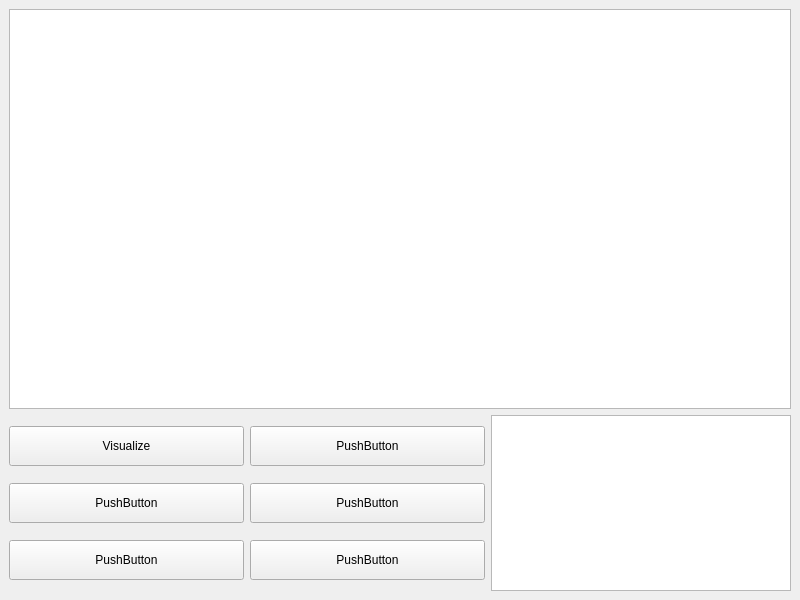
First picture: the form in GUI/GUI/graphwindow.ui, repository ElecSpartan/DS_Project, before the edit.
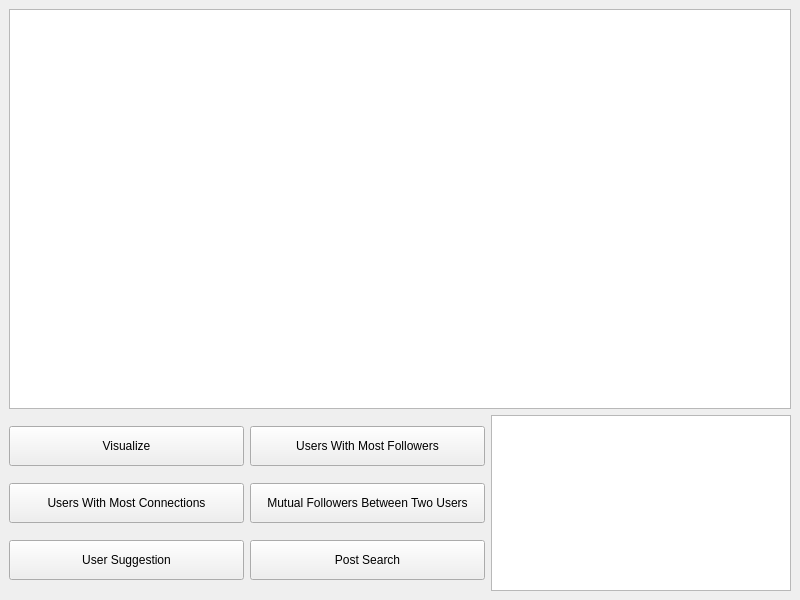
Second picture: the form after the edit.

```diff
--- a/GUI/GUI/graphwindow.ui
+++ b/GUI/GUI/graphwindow.ui
@@ -10,6 +10,12 @@
     <height>600</height>
    </rect>
   </property>
+  <property name="minimumSize">
+   <size>
+    <width>800</width>
+    <height>600</height>
+   </size>
+  </property>
   <property name="windowTitle">
    <string>Graph Representation</string>
   </property>
@@ -38,7 +44,7 @@
            </size>
           </property>
           <property name="text">
-           <string>PushButton</string>
+           <string>Users With Most Followers</string>
           </property>
          </widget>
         </item>
@@ -51,7 +57,7 @@
            </size>
           </property>
           <property name="text">
-           <string>PushButton</string>
+           <string>Mutual Followers Between Two Users</string>
           </property>
          </widget>
         </item>
@@ -64,7 +70,7 @@
            </size>
           </property>
           <property name="text">
-           <string>PushButton</string>
+           <string>Users With Most Connections</string>
           </property>
          </widget>
         </item>
@@ -77,7 +83,7 @@
            </size>
           </property>
           <property name="text">
-           <string>PushButton</string>
+           <string>User Suggestion</string>
           </property>
          </widget>
         </item>
@@ -103,7 +109,7 @@
            </size>
           </property>
           <property name="text">
-           <string>PushButton</string>
+           <string>Post Search</string>
           </property>
          </widget>
         </item>
```
Left out of the diff: 12 changed lines with no effect on the pictures.
